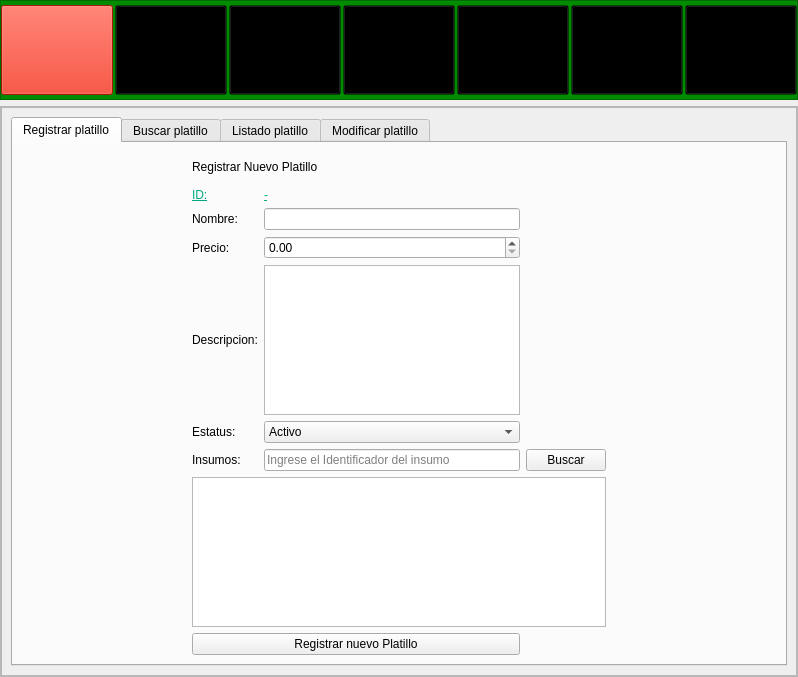
Above: mainwindow.ui from AleHdzB/SPVCM before the change. Below: the same form after it.
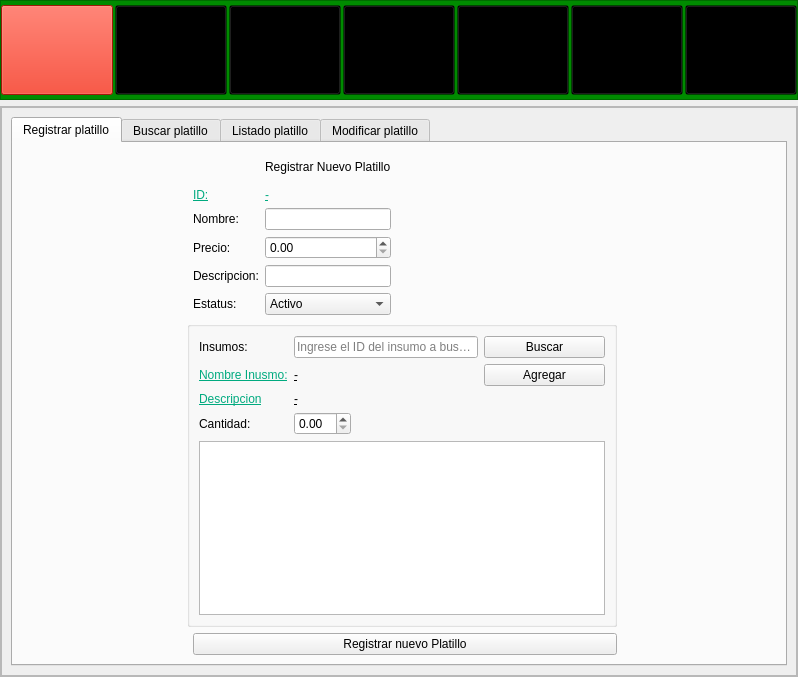
That is the form after the change. The open tabs and pages were chosen to show the change. Icons and pictures are not drawn.

Commit message:
Registrar Platillo
Funcionalidad registrp de un platillo con sus insumos

1 a *

What changed in the file:
```diff
--- a/mainwindow.ui
+++ b/mainwindow.ui
@@ -723,8 +723,32 @@
                  <attribute name="title">
                   <string>Registrar platillo</string>
                  </attribute>
-                 <layout class="QGridLayout" name="gridLayout_5">
-                  <item row="0" column="1" colspan="2">
+                 <layout class="QGridLayout" name="gridLayout_20">
+                  <item row="5" column="3" colspan="2">
+                   <widget class="QComboBox" name="comboBox_Estatus_Platillo">
+                    <item>
+                     <property name="text">
+                      <string>Activo</string>
+                     </property>
+                    </item>
+                    <item>
+                     <property name="text">
+                      <string>Inactivo</string>
+                     </property>
+                    </item>
+                   </widget>
+                  </item>
+                  <item row="3" column="2">
+                   <widget class="QLabel" name="label_Existencia_3">
+                    <property name="styleSheet">
+                     <string notr="true">font: 14pt &quot;MS Shell Dlg 2&quot;;</string>
+                    </property>
+                    <property name="text">
+                     <string>Precio:</string>
+                    </property>
+                   </widget>
+                  </item>
+                  <item row="0" column="3" colspan="2">
                    <widget class="QLabel" name="label_Titulo_Registrar_2">
                     <property name="minimumSize">
                      <size>
@@ -752,20 +776,10 @@
                     </property>
                    </widget>
                   </item>
-                  <item row="1" column="1">
-                   <widget class="QLabel" name="label_ID_3">
-                    <property name="styleSheet">
-                     <string notr="true">font: 75 14pt &quot;MS Shell Dlg 2&quot;;
-text-decoration: underline;
-color:rgb(0, 170, 127);
-</string>
-                    </property>
-                    <property name="text">
-                     <string>ID:</string>
-                    </property>
-                   </widget>
+                  <item row="4" column="3" colspan="2">
+                   <widget class="QLineEdit" name="lineEdit_Descripcion_Platillo"/>
                   </item>
-                  <item row="1" column="2">
+                  <item row="1" column="3" colspan="2">
                    <widget class="QLabel" name="ID_Platillo">
                     <property name="styleSheet">
                      <string notr="true">font: 75 14pt &quot;MS Shell Dlg 2&quot;;
@@ -777,46 +791,27 @@
                     </property>
                    </widget>
                   </item>
-                  <item row="2" column="1">
-                   <widget class="QLabel" name="label_Nombre_Insumo_3">
-                    <property name="styleSheet">
-                     <string notr="true">font: 14pt &quot;MS Shell Dlg 2&quot;;</string>
-                    </property>
+                  <item row="5" column="2">
+                   <widget class="QLabel" name="label_106">
                     <property name="text">
-                     <string>Nombre:</string>
+                     <string>Estatus:</string>
                     </property>
                    </widget>
                   </item>
-                  <item row="2" column="2">
-                   <widget class="QLineEdit" name="lineEdit_Nombre_Platillo"/>
-                  </item>
-                  <item row="3" column="0">
-                   <spacer name="horizontalSpacer_8">
-                    <property name="orientation">
-                     <enum>Qt::Horizontal</enum>
-                    </property>
-                    <property name="sizeHint" stdset="0">
-                     <size>
-                      <width>40</width>
-                      <height>20</height>
-                     </size>
-                    </property>
-                   </spacer>
-                  </item>
-                  <item row="3" column="1">
-                   <widget class="QLabel" name="label_Existencia_3">
+                  <item row="1" column="2">
+                   <widget class="QLabel" name="label_ID_3">
                     <property name="styleSheet">
-                     <string notr="true">font: 14pt &quot;MS Shell Dlg 2&quot;;</string>
+                     <string notr="true">font: 75 14pt &quot;MS Shell Dlg 2&quot;;
+text-decoration: underline;
+color:rgb(0, 170, 127);
+</string>
                     </property>
                     <property name="text">
-                     <string>Precio:</string>
+                     <string>ID:</string>
                     </property>
                    </widget>
                   </item>
-                  <item row="3" column="2">
-                   <widget class="QDoubleSpinBox" name="SpinBox_Precio_Platillo"/>
-                  </item>
-                  <item row="4" column="1">
+                  <item row="4" column="2">
                    <widget class="QLabel" name="label_Descripcion_3">
                     <property name="styleSheet">
                      <string notr="true">font: 14pt &quot;MS Shell Dlg 2&quot;;</string>
@@ -826,58 +821,7 @@
                     </property>
                    </widget>
                   </item>
-                  <item row="4" column="2">
-                   <widget class="QTextEdit" name="textEdit_Descripcion_Platillo"/>
-                  </item>
-                  <item row="5" column="1">
-                   <widget class="QLabel" name="label_106">
-                    <property name="text">
-                     <string>Estatus:</string>
-                    </property>
-                   </widget>
-                  </item>
-                  <item row="5" column="2">
-                   <widget class="QComboBox" name="comboBox_Estatus_Platillo">
-                    <item>
-                     <property name="text">
-                      <string>Activo</string>
-                     </property>
-                    </item>
-                    <item>
-                     <property name="text">
-                      <string>Inactivo</string>
-                     </property>
-                    </item>
-                   </widget>
-                  </item>
-                  <item row="6" column="1">
-                   <widget class="QLabel" name="label_107">
-                    <property name="text">
-                     <string>Insumos:</string>
-                    </property>
-                   </widget>
-                  </item>
-                  <item row="6" column="2">
-                   <widget class="QLineEdit" name="lineEdit_ID_Insumos">
-                    <property name="text">
-                     <string/>
-                    </property>
-                    <property name="placeholderText">
-                     <string>Ingrese el Identificador del insumo</string>
-                    </property>
-                   </widget>
-                  </item>
-                  <item row="6" column="3">
-                   <widget class="QPushButton" name="pushButton_Buscar_Insumos_ID">
-                    <property name="text">
-                     <string>Buscar</string>
-                    </property>
-                   </widget>
-                  </item>
-                  <item row="7" column="1" colspan="3">
-                   <widget class="QTableWidget" name="tabla_Buscar_Insumos_Platillo"/>
-                  </item>
-                  <item row="7" column="4">
+                  <item row="0" column="5">
                    <spacer name="horizontalSpacer_9">
                     <property name="orientation">
                      <enum>Qt::Horizontal</enum>
@@ -890,7 +834,188 @@
                     </property>
                    </spacer>
                   </item>
-                  <item row="8" column="1" colspan="2">
+                  <item row="6" column="1" colspan="5">
+                   <widget class="QGroupBox" name="groupBox">
+                    <property name="title">
+                     <string/>
+                    </property>
+                    <layout class="QGridLayout" name="gridLayout_5">
+                     <item row="0" column="0">
+                      <widget class="QLabel" name="label_107">
+                       <property name="text">
+                        <string>Insumos:</string>
+                       </property>
+                      </widget>
+                     </item>
+                     <item row="0" column="1" colspan="2">
+                      <widget class="QLineEdit" name="lineEdit_ID_Insumos_Platillo">
+                       <property name="text">
+                        <string/>
+                       </property>
+                       <property name="placeholderText">
+                        <string>Ingrese el ID del insumo a buscar</string>
+                       </property>
+                      </widget>
+                     </item>
+                     <item row="0" column="3">
+                      <widget class="QPushButton" name="pushButton_Buscar_Insumos_ID">
+                       <property name="text">
+                        <string>Buscar</string>
+                       </property>
+                      </widget>
+                     </item>
+                     <item row="1" column="0">
+                      <widget class="QLabel" name="label_ID_7">
+                       <property name="styleSheet">
+                        <string notr="true">font: 75 14pt &quot;MS Shell Dlg 2&quot;;
+text-decoration: underline;
+color:rgb(0, 170, 127);
+</string>
+                       </property>
+                       <property name="text">
+                        <string>Nombre Inusmo:</string>
+                       </property>
+                      </widget>
+                     </item>
+                     <item row="1" column="1">
+                      <widget class="QLabel" name="Label_Nombre_Insumo">
+                       <property name="styleSheet">
+                        <string notr="true">font: 75 14pt &quot;MS Shell Dlg 2&quot;;
+text-decoration: underline;
+color:rgb(1, 1, 1);</string>
+                       </property>
+                       <property name="text">
+                        <string>-</string>
+                       </property>
+                      </widget>
+                     </item>
+                     <item row="1" column="3">
+                      <widget class="QPushButton" name="pushButton_Agregar_Insumo">
+                       <property name="text">
+                        <string>Agregar</string>
+                       </property>
+                      </widget>
+                     </item>
+                     <item row="2" column="0">
+                      <widget class="QLabel" name="label_ID_8">
+                       <property name="styleSheet">
+                        <string notr="true">font: 75 14pt &quot;MS Shell Dlg 2&quot;;
+text-decoration: underline;
+color:rgb(0, 170, 127);
+</string>
+                       </property>
+                       <property name="text">
+                        <string>Descripcion</string>
+                       </property>
+                      </widget>
+                     </item>
+                     <item row="2" column="1">
+                      <widget class="QLabel" name="Label_Descripcion_Insumo">
+                       <property name="styleSheet">
+                        <string notr="true">font: 75 14pt &quot;MS Shell Dlg 2&quot;;
+text-decoration: underline;
+color:rgb(1,	1, 1);</string>
+                       </property>
+                       <property name="text">
+                        <string>-</string>
+                       </property>
+                      </widget>
+                     </item>
+                     <item row="3" column="0">
+                      <widget class="QLabel" name="label_ID_9">
+                       <property name="styleSheet">
+                        <string notr="true"/>
+                       </property>
+                       <property name="text">
+                        <string>Cantidad:</string>
+                       </property>
+                      </widget>
+                     </item>
+                     <item row="3" column="1">
+                      <widget class="QDoubleSpinBox" name="SpinBox_Cantidad_Insumo">
+                       <property name="decimals">
+                        <number>2</number>
+                       </property>
+                       <property name="minimum">
+                        <double>0.000000000000000</double>
+                       </property>
+                      </widget>
+                     </item>
+                     <item row="3" column="2" colspan="2">
+                      <spacer name="horizontalSpacer_29">
+                       <property name="orientation">
+                        <enum>Qt::Horizontal</enum>
+                       </property>
+                       <property name="sizeHint" stdset="0">
+                        <size>
+                         <width>248</width>
+                         <height>20</height>
+                        </size>
+                       </property>
+                      </spacer>
+                     </item>
+                     <item row="4" column="0" colspan="4">
+                      <widget class="QTableWidget" name="tabla_Buscar_Insumos_Platillo"/>
+                     </item>
+                    </layout>
+                   </widget>
+                  </item>
+                  <item row="7" column="6">
+                   <spacer name="horizontalSpacer_32">
+                    <property name="orientation">
+                     <enum>Qt::Horizontal</enum>
+                    </property>
+                    <property name="sizeHint" stdset="0">
+                     <size>
+                      <width>81</width>
+                      <height>20</height>
+                     </size>
+                    </property>
+                   </spacer>
+                  </item>
+                  <item row="3" column="3" colspan="2">
+                   <widget class="QDoubleSpinBox" name="SpinBox_Precio_Platillo"/>
+                  </item>
+                  <item row="2" column="3" colspan="2">
+                   <widget class="QLineEdit" name="lineEdit_Nombre_Platillo"/>
+                  </item>
+                  <item row="7" column="0" colspan="2">
+                   <spacer name="horizontalSpacer_31">
+                    <property name="orientation">
+                     <enum>Qt::Horizontal</enum>
+                    </property>
+                    <property name="sizeHint" stdset="0">
+                     <size>
+                      <width>138</width>
+                      <height>20</height>
+                     </size>
+                    </property>
+                   </spacer>
+                  </item>
+                  <item row="0" column="0">
+                   <spacer name="horizontalSpacer_8">
+                    <property name="orientation">
+                     <enum>Qt::Horizontal</enum>
+                    </property>
+                    <property name="sizeHint" stdset="0">
+                     <size>
+                      <width>40</width>
+                      <height>20</height>
+                     </size>
+                    </property>
+                   </spacer>
+                  </item>
+                  <item row="2" column="2">
+                   <widget class="QLabel" name="label_Nombre_Insumo_3">
+                    <property name="styleSheet">
+                     <string notr="true">font: 14pt &quot;MS Shell Dlg 2&quot;;</string>
+                    </property>
+                    <property name="text">
+                     <string>Nombre:</string>
+                    </property>
+                   </widget>
+                  </item>
+                  <item row="7" column="2" colspan="4">
                    <widget class="QPushButton" name="pushButton_Registrar_Platillo">
                     <property name="text">
                      <string>Registrar nuevo Platillo</string>
```
Left out of the diff: 4 changed lines with no effect on the pictures. The commit also changes 7 other files.
